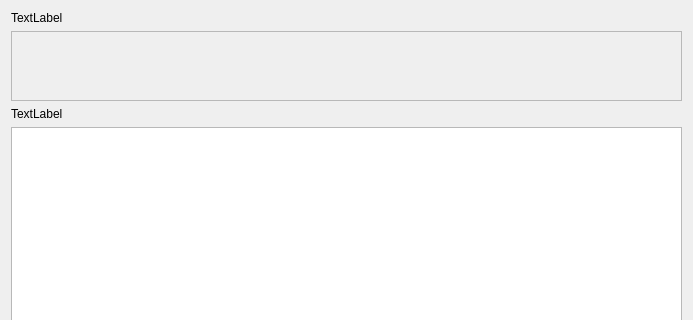
Above: src/gui/activitywidget.ui from nextcloud/desktop before the change; both pictures show x 0 to 693 and y 0 to 320 of the 693 by 556 pixel window. Below: the same form after it.
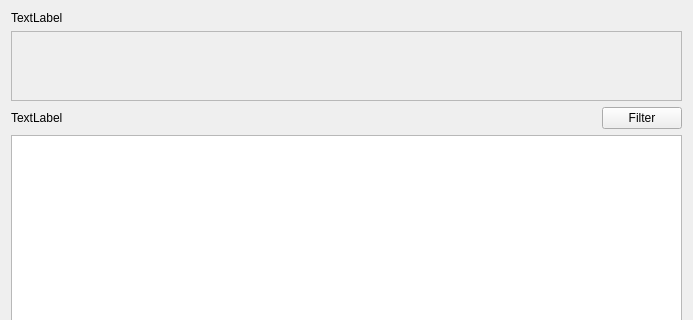
That is the form after the change.

Commit message:
Allow to filter issue table by issue type
Fixes: #9000

```diff
--- a/src/gui/activitywidget.ui
+++ b/src/gui/activitywidget.ui
@@ -60,6 +60,8 @@
     </widget>
    </item>
    <item>
+    <layout class="QHBoxLayout" name="horizontalLayout">
+     <item>
     <widget class="QLabel" name="_headerLabel">
      <property name="sizePolicy">
       <sizepolicy hsizetype="Preferred" vsizetype="Maximum">
@@ -74,6 +76,28 @@
       <enum>Qt::RichText</enum>
      </property>
     </widget>
+     </item>
+     <item>
+      <spacer name="horizontalSpacer">
+       <property name="orientation">
+        <enum>Qt::Horizontal</enum>
+       </property>
+       <property name="sizeHint" stdset="0">
+        <size>
+         <width>40</width>
+         <height>20</height>
+        </size>
+       </property>
+      </spacer>
+     </item>
+     <item>
+      <widget class="QPushButton" name="_filterButton">
+       <property name="text">
+        <string>Filter</string>
+       </property>
+      </widget>
+     </item>
+    </layout>
    </item>
    <item>
     <widget class="QTableView" name="_activityList">
```
Lines whose indentation alone changed are shown as unchanged. The commit also changes 16 other files.
